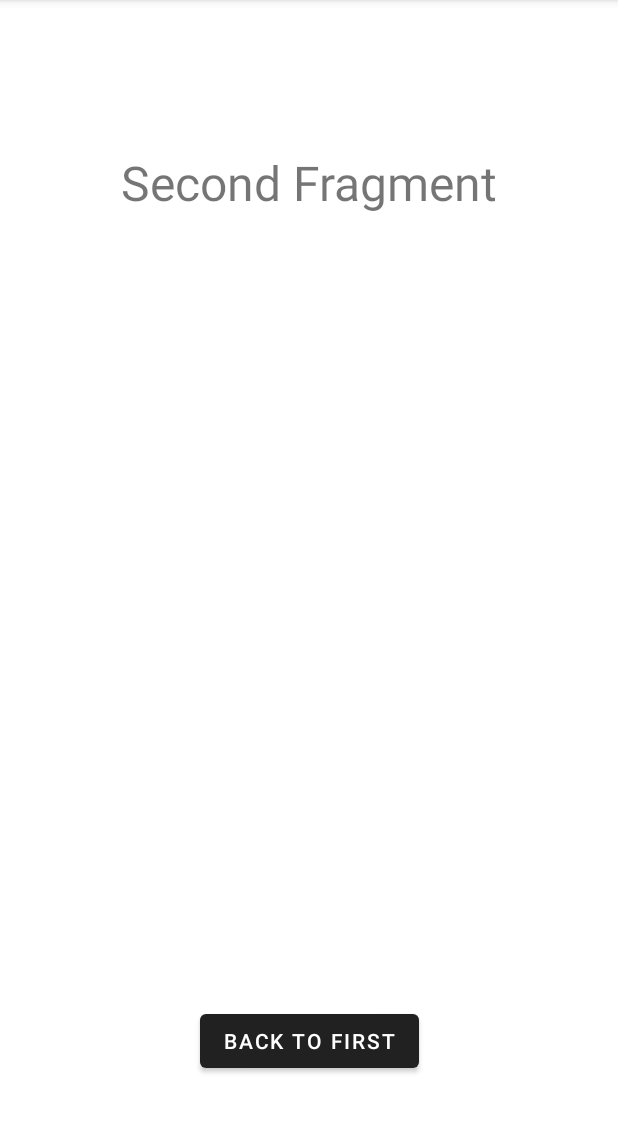
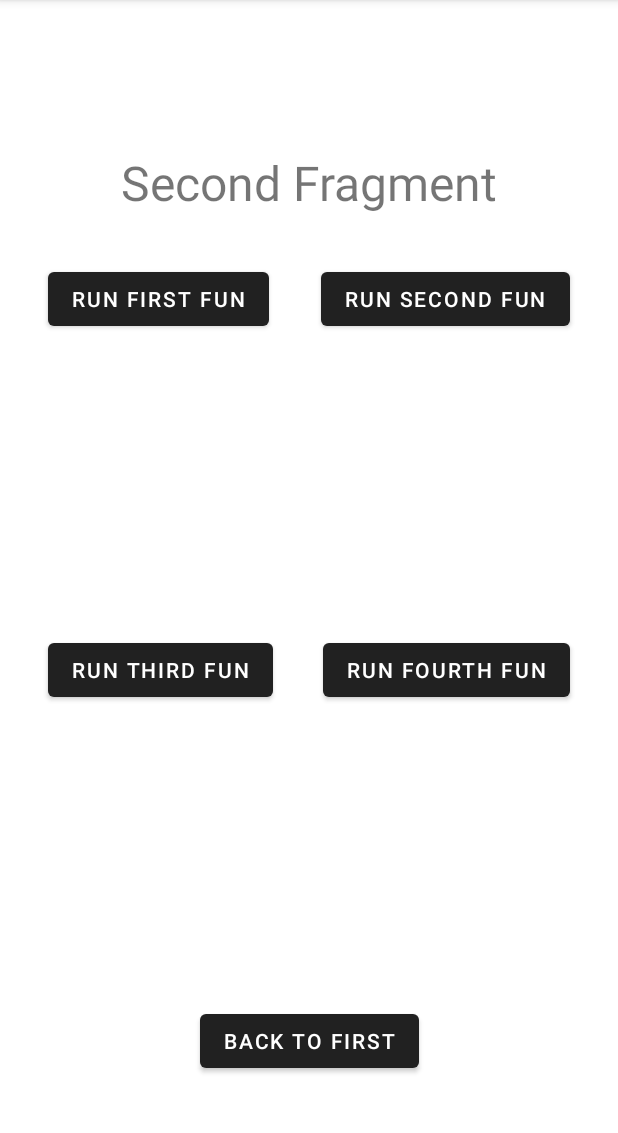
Before and after one commit to OmelchenkoMaksim/study_project, an Android app: the screen it shows after launch (MainActivity), after a tap on "TO SECOND FRAGMENT", on a phone screen of 412 x 824 dp, the part 84-1217 px from its top. Run offline under Robolectric (Android 15) with nearby library versions, the phone set to English and light mode, and no system bars.

Commit message:
Функции переданы и готовы к бою

```diff
--- a/app/src/main/java/com/example/study_project/MainActivity.kt
+++ b/app/src/main/java/com/example/study_project/MainActivity.kt
@@ -33,7 +33,7 @@ class MainActivity : AppCompatActivity(R.layout.activity_main) {
 
         // единственное, что делает Активити это запускает первый фрагмент
         supportFragmentManager.beginTransaction()
-            // тут указано какой контейнер использовать для фрагмента
+            // тут указано какой контейнер использовать для фрагмента (R.id.mainActivityContainer)
             // и экземпляр какого фрагмент в него поместить
             .replace(R.id.mainActivityContainer, MainFragment())
             .commit()
--- /dev/null
+++ b/app/src/main/java/com/example/study_project/models/TransferObject.kt
@@ -0,0 +1,11 @@
+package com.example.study_project.models
+
+import android.util.Log
+
+data class TransferObject(
+    // в эти переменные будут помещены функции из аргументов
+    val functionOne: () -> Int ,
+    val functionTwo: (String, Int) -> Unit,
+    val functionThree: (Person, Int) -> String,
+    val functionFour: (Person) -> Person
+) : java.io.Serializable
--- a/app/src/main/java/com/example/study_project/ui/MainFragment.kt
+++ b/app/src/main/java/com/example/study_project/ui/MainFragment.kt
@@ -1,6 +1,7 @@
 package com.example.study_project.ui
 
 import android.os.Bundle
+import android.util.Log
 import android.view.LayoutInflater
 import android.view.View
 import android.view.ViewGroup
@@ -17,9 +18,6 @@ class MainFragment : Fragment() {
     // к примеру текст First Fragment я менять не собираюсь, и взаимодействовать с ним
     // тоже, потому тут он мне не нужен, а вот у кнопки я добавлю логику
     lateinit var buttonToSecond: Button
-
-    private val numberOne = 1
-    private val numberTwo = 2
 
     // основная задача метода onCreateView показать в каком макете / лейауте будет
     // расположен наш фрагмент, тут это R.layout.fragment_main
@@ -56,13 +54,14 @@ class MainFragment : Fragment() {
         // тут и дальше, пишу названия русскими буквами, просто что бы показать что так тоже можно,
         // НИКОГДА так не делайте, если в вашем гитхаб такое увидят на работу точно не позовут! :)
         val инстансВторогоФрагментаСПараметрами = SecondFragment.newInstance(
-            param1 = ::oneTwo,
+            param1 = ::functionToTransferAsFirstArgument,
             функцияКотораяПередаетсяВоФрагментВторымАргументом = { яСтрокаДляЭтойФункции: String,
                                                                    яЦелоеЧисло: Int ->
-                яСтрокаДляЭтойФункции
+                Log.e("myLog", {}.javaClass.enclosingMethod.name)
+                Log.e("myLog", "$яСтрокаДляЭтойФункции $яЦелоеЧисло")
             },
-            param3 = ::four,
-            param4 = ::serial
+            param3 = ::функцияКотораяЛетитПрямоВБандлТретьимАргументом,
+            param4 = ::`serial-Или-Нет-Вот-IDontKnow`
         )
 
         requireActivity().supportFragmentManager.beginTransaction()
@@ -76,19 +75,30 @@ class MainFragment : Fragment() {
             .commit()
     }
 
-    fun oneTwo(): Int {
+    // тут ниже в логировщике я использую такую конструкцию
+    // {}.javaClass.enclosingMethod.name
+    // выглядит страшно, но боятся не надо -
+    // она всего-навсего говорит как называется метод где ее применил
+    // если убрать .name в конце, то она еще и расскажет в каком пакете находится
+
+    fun functionToTransferAsFirstArgument(): Int {
+        Log.e("myLog", "oneTwo from Main")
+        Log.e("myLog", {}.javaClass.enclosingMethod.name)
         return 2
     }
 
     fun oneTwoThree(str: String, num: Int): Unit {
-        2
+        Log.e("myLog", {}.javaClass.enclosingMethod.name)
+        println("Я Принт ЛАЙН !!! из меода ${{}.javaClass.enclosingMethod.name}")
     }
 
-    fun four(per: Person, num: Int): String {
+    fun функцияКотораяЛетитПрямоВБандлТретьимАргументом(per: Person, num: Int): String {
+        Log.e("myLog", {}.javaClass.enclosingMethod.toString())
         return ""
     }
 
-    fun serial(per: Person): Person {
+    fun `serial-Или-Нет-Вот-IDontKnow`(per: Person): Person {
+        Log.e("myLog", {}.javaClass.enclosingMethod.name)
         return Person(name = per.name, age = per.age)
     }
 
--- a/app/src/main/java/com/example/study_project/ui/SecondFragment.kt
+++ b/app/src/main/java/com/example/study_project/ui/SecondFragment.kt
@@ -8,6 +8,7 @@ import android.widget.Button
 import androidx.fragment.app.Fragment
 import com.example.study_project.R
 import com.example.study_project.models.Person
+import com.example.study_project.models.TransferObject
 
 
 // у фрагментов всегда пустой конструктор (если что-то в него передать приложение упадет с ошибкой),
@@ -18,6 +19,15 @@ class SecondFragment constructor() : Fragment() {
     // чтобы не делать наллабл тип Button?
     // так как при работе с nullable типом нужно постоянно проверять что там не нал
     lateinit var buttonToFirst: Button
+
+    // кнопки для срабатывания функций
+    lateinit var firstFunButton: Button
+    lateinit var secondFunButton: Button
+    lateinit var thirdFunButton: Button
+    lateinit var fourthFunButton: Button
+
+
+    lateinit var transferObject: TransferObject
 
     // основная задача метода onCreateView показать в каком макете / лейауте будет
     // расположен наш фрагмент, тут это R.layout.fragment_second
@@ -32,9 +42,34 @@ class SecondFragment constructor() : Fragment() {
     // в нем view уже не null т.к. все элементы интерфейса созданы
     override fun onViewCreated(view: View, savedInstanceState: Bundle?) {
         super.onViewCreated(view, savedInstanceState)
+
+        // тут мы находим все кнопки и инициализируем ими переменные
         buttonToFirst = requireView().findViewById<Button>(R.id.buttonToFirst)
+        firstFunButton = requireView().findViewById<Button>(R.id.firstFunButton)
+        secondFunButton = requireView().findViewById<Button>(R.id.secondFunButton)
+        thirdFunButton = requireView().findViewById<Button>(R.id.thirdFunButton)
+        fourthFunButton = requireView().findViewById<Button>(R.id.fourthFunButton)
+
+
+        transferObject =
+            arguments?.getSerializable("keyForFirstParameterInBundle") as TransferObject
+        println(arguments.toString())
+
+        // тут мы вешаем на каждую кнопку слушатель нажатий
         buttonToFirst.setOnClickListener {
             toFirstFragment()
+        }
+        firstFunButton.setOnClickListener {
+            transferObject.functionOne.invoke()
+        }
+        secondFunButton.setOnClickListener {
+            transferObject.functionTwo.invoke("Stub String", 0)
+        }
+        thirdFunButton.setOnClickListener {
+            transferObject.functionThree.invoke(Person(), 0)
+        }
+        fourthFunButton.setOnClickListener {
+            transferObject.functionFour.invoke(Person())
         }
     }
 
@@ -56,22 +91,16 @@ class SecondFragment constructor() : Fragment() {
             param4: (Person) -> Person
         ): SecondFragment {
 
-            // Между фрагментами можно передать данные используя Bundle,
-            // а в бандл можно поместить всякие примитивы и еще Serializable и Parcelable.
-            // то есть мы можем засунуть в него все что угодно,
-            // достаточно указать что класс наследует Serializable,
-            // в данном случае класс я решил не создавать, а создать
-            // анонимный объект - объект без явного класса (но под капотом класс все таки есть)
-            // и тут я просто указываю что этот объект наследует нужный для бандла интерфейс
-            val funcOne = object : java.io.Serializable {
-                // ЭТО ПОЛЯ АНОНИМНОГО ОБЪЕКТА
-                // такие же как и у обычного, потому могут быть хоть private.
-                // Вообще все что происходит внутри фигурных скобок анонимного объекта это
-                // по сути описание его класса
-                // только в этом случае у класса всего один экземпляр
-                val functionInsideAnonObjectFirst = param1
-
-            }
+// Между фрагментами можно передать данные используя Bundle,
+// а в бандл можно поместить всякие примитивы и еще Serializable и Parcelable.
+// то есть мы можем засунуть в него все что угодно,
+// достаточно указать что класс наследует Serializable,
+            val parcelToTheFragment: TransferObject = TransferObject(
+                functionOne = param1,
+                functionTwo = функцияКотораяПередаетсяВоФрагментВторымАргументом,
+                functionThree = param3,
+                functionFour = param4
+            )
 
             // scope функция apply позволяет создать экземпляр класса и сразу что-то с ним сделать
             // в данном случае мы передаем аргументы при создании фрагмента
@@ -87,9 +116,10 @@ class SecondFragment constructor() : Fragment() {
                     // удобство этого подхода в том что от Serializable можно
                     // наследовать любой класс и ничего при этом не переопределять
                     // т.к. Serializable это маркерный интерфейс - интерфейс без методов
-                    putSerializable(keyForFifthParameterInBundle, funcOne)
-                    putSerializable(этоКлючДляВторогоПараметраБандла, funcOne)
-
+                    putSerializable(яКлючДляПервогоАргументаБандла, parcelToTheFragment)
+//                    putSerializable(этоКлючДляВторогоПараметраБандла, funcOne)
+//                    putSerializable(keyForThirdParameterInBundle, funcOne)
+//                    putSerializable(keyForFourthParameterInBundle, funcOne)
                 }
             }
         }
@@ -100,11 +130,10 @@ class SecondFragment constructor() : Fragment() {
         ключи лучше всегда иметь неизменяемые
         и класс String для этого идеально подходит
         т.к. он не мутабельный или immutable */
-        const val keyForFirstParameterInBundle = "keyForFirstParameterInBundle"
+        const val яКлючДляПервогоАргументаБандла = "keyForFirstParameterInBundle" // пока что только один будем юзать
         const val этоКлючДляВторогоПараметраБандла = "этоКлючДляВторогоПараметраБандла"
         const val keyForThirdParameterInBundle = "keyForThirdParameterInBundle"
         const val keyForFourthParameterInBundle = "keyForFourthParameterInBundle"
-        const val keyForFifthParameterInBundle = "keyForFifthParameterInBundle"
     }
 
 }
--- a/app/src/main/res/layout/fragment_second.xml
+++ b/app/src/main/res/layout/fragment_second.xml
@@ -30,4 +30,42 @@
         app:layout_constraintEnd_toEndOf="parent"
         app:layout_constraintStart_toStartOf="parent" />
 
+    <Button
+        android:id="@+id/firstFunButton"
+        android:layout_width="wrap_content"
+        android:layout_height="wrap_content"
+        android:layout_margin="32dp"
+        android:text="Run First Fun"
+        app:layout_constraintStart_toStartOf="parent"
+        app:layout_constraintTop_toBottomOf="@+id/textViewSecond" />
+
+    <Button
+        android:id="@+id/secondFunButton"
+        android:layout_width="wrap_content"
+        android:layout_height="wrap_content"
+        android:layout_margin="32dp"
+        android:text="Run Second Fun"
+        app:layout_constraintEnd_toEndOf="parent"
+        app:layout_constraintTop_toBottomOf="@+id/textViewSecond" />
+
+    <Button
+        android:id="@+id/thirdFunButton"
+        android:layout_width="wrap_content"
+        android:layout_height="wrap_content"
+        android:layout_margin="32dp"
+        android:text="Run Third Fun"
+        app:layout_constraintBottom_toTopOf="@+id/buttonToFirst"
+        app:layout_constraintStart_toStartOf="parent"
+        app:layout_constraintTop_toBottomOf="@+id/firstFunButton" />
+
+    <Button
+        android:id="@+id/fourthFunButton"
+        android:layout_width="wrap_content"
+        android:layout_height="wrap_content"
+        android:layout_margin="32dp"
+        android:text="Run Fourth Fun"
+        app:layout_constraintBottom_toTopOf="@+id/buttonToFirst"
+        app:layout_constraintEnd_toEndOf="parent"
+        app:layout_constraintTop_toBottomOf="@+id/secondFunButton" />
+
 </androidx.constraintlayout.widget.ConstraintLayout>
```
Also changed, not shown: app/src/main/java/com/example/study_project/yandex/06 HighLevelFun01.kt (+4 -4 lines), app/src/main/java/com/example/study_project/yandex/07 HighLevelFun02.kt (+44 -0 lines).
